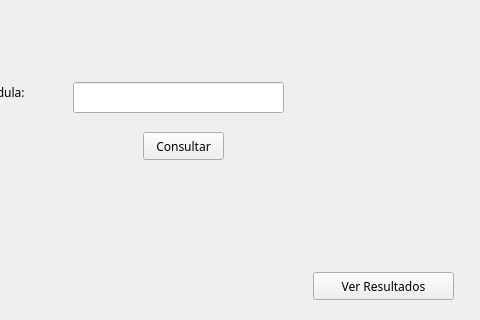
This is InterfazTSE/InterfazTSE/ingresarvotante.ui in AndreyMena/InterfazTSE as Qt 5 draws it before an edit; both pictures show x 147 to 627 and y 188 to 508 of the 627 by 508 pixel window. The edited form follows.
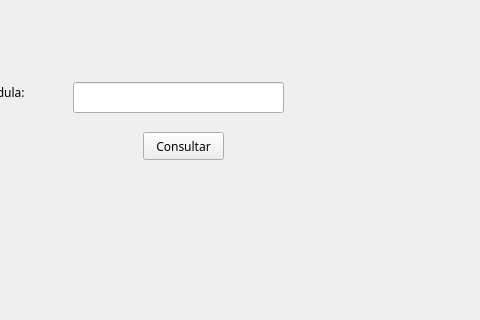
This is the edited form. Icons and pictures are not drawn.

Diff of the .ui file:
```diff
--- a/InterfazTSE/InterfazTSE/ingresarvotante.ui
+++ b/InterfazTSE/InterfazTSE/ingresarvotante.ui
@@ -208,24 +208,6 @@
     <set>Qt::AlignCenter</set>
    </property>
   </widget>
-  <widget class="QPushButton" name="pushButton_4">
-   <property name="geometry">
-    <rect>
-     <x>460</x>
-     <y>460</y>
-     <width>141</width>
-     <height>28</height>
-    </rect>
-   </property>
-   <property name="font">
-    <font>
-     <family>Microsoft YaHei</family>
-    </font>
-   </property>
-   <property name="text">
-    <string>Ver Resultados</string>
-   </property>
-  </widget>
  </widget>
  <resources/>
  <connections/>
```
